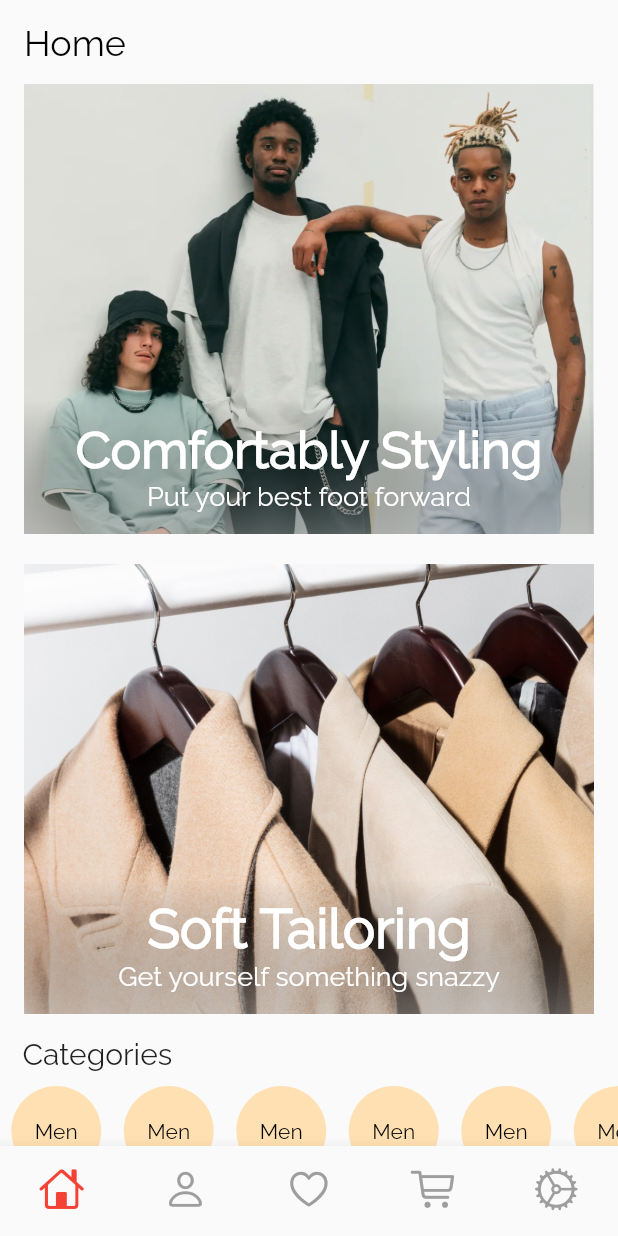
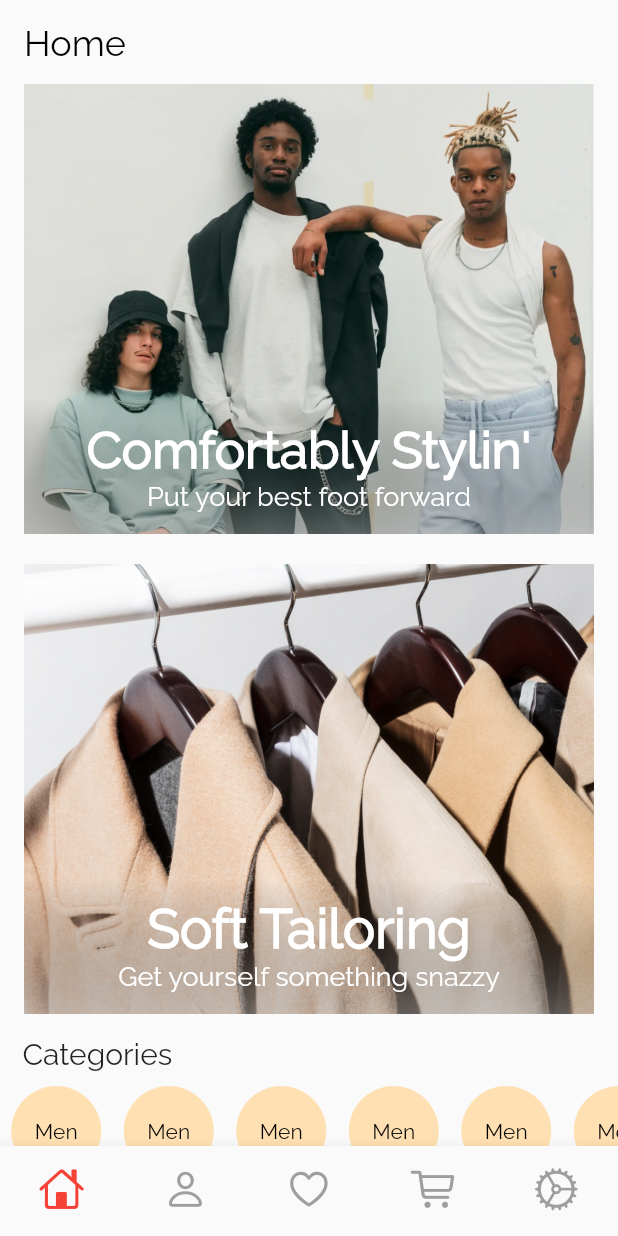
Before and after one commit to xamata/flutter_GraphQL_test, a Flutter app: the screen it shows after launch, on a phone screen of 412 x 824 dp. Run offline on Flutter 3.47's test engine with Material 2 defaults, Android fonts, the phone set to English and light mode, and no system bars; our stand-ins replace email_validator, graphql_flutter.

Commit message:
Aesthetic changes

```diff
--- a/lib/home_page.dart
+++ b/lib/home_page.dart
@@ -80,7 +80,7 @@ class _HomePageState extends State<HomePage> {
                   mainAxisAlignment: MainAxisAlignment.end,
                   crossAxisAlignment: CrossAxisAlignment.center,
                   children: const [
-                    Text("Comfortably Styling",
+                    Text("Comfortably Stylin'",
                         style: TextStyle(
                             color: Colors.white,
                             fontSize: 34,
```
